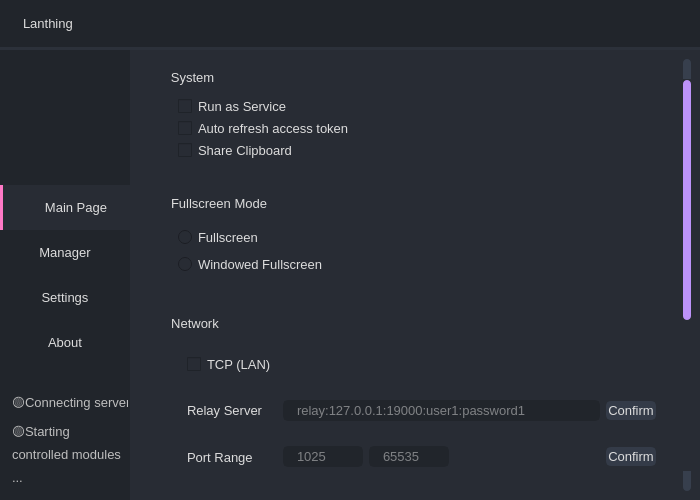
This is app/src/views/mainwindow/mainwindow.ui in pjlt/lanthing-pc as Qt 5 draws it before an edit. The edited form follows.
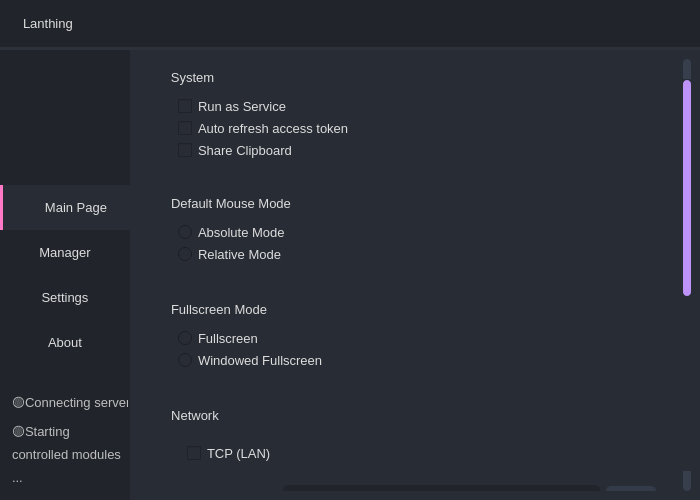
This is the edited form. The open tabs and pages were chosen to show the change. Icons and pictures are not drawn.

Commit message:
Mouse settings (#235)
* Mouse setting 1

* Mouse setting 2

* Mouse setting 3

* Mouse setting 4

```diff
--- a/app/src/views/mainwindow/mainwindow.ui
+++ b/app/src/views/mainwindow/mainwindow.ui
@@ -1615,16 +1615,16 @@
                       <x>0</x>
                       <y>0</y>
                       <width>527</width>
-                      <height>700</height>
+                      <height>780</height>
                      </rect>
                     </property>
                     <property name="minimumSize">
                      <size>
                       <width>0</width>
-                      <height>700</height>
+                      <height>780</height>
                      </size>
                     </property>
-                    <layout class="QVBoxLayout" name="verticalLayout_23" stretch="2,2,5,1">
+                    <layout class="QVBoxLayout" name="verticalLayout_23" stretch="2,2,2,5,1">
                      <property name="sizeConstraint">
                       <enum>QLayout::SetDefaultConstraint</enum>
                      </property>
@@ -1664,6 +1664,35 @@
                        </layout>
                       </widget>
                      </item>
+                     <item>
+                      <widget class="QGroupBox" name="gbMouseMode">
+                       <property name="title">
+                        <string>Default Mouse Mode</string>
+                       </property>
+                       <layout class="QVBoxLayout" name="verticalLayout_24">
+                        <property name="topMargin">
+                         <number>30</number>
+                        </property>
+                        <property name="bottomMargin">
+                         <number>30</number>
+                        </property>
+                        <item>
+                         <widget class="QRadioButton" name="radioAbsoluteMouse">
+                          <property name="text">
+                           <string>Absolute Mode</string>
+                          </property>
+                         </widget>
+                        </item>
+                        <item>
+                         <widget class="QRadioButton" name="radioRelativeMouse">
+                          <property name="text">
+                           <string>Relative Mode</string>
+                          </property>
+                         </widget>
+                        </item>
+                       </layout>
+                      </widget>
+                     </item>
                      <item>
                       <widget class="QGroupBox" name="gbFullscreen">
                        <property name="title">
```
The commit also changes 14 other files.
